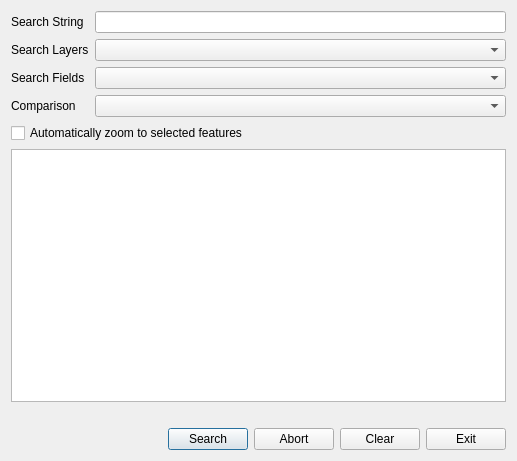
Qt form searchlayers.ui (NationalSecurityAgency/qgis-searchlayers-plugin) before a commit.
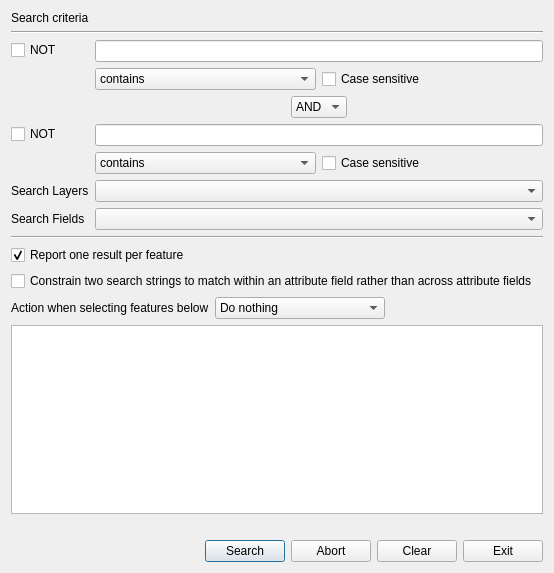
The same form after that commit.

What changed in the file:
```diff
--- a/searchlayers.ui
+++ b/searchlayers.ui
@@ -6,8 +6,8 @@
    <rect>
     <x>0</x>
     <y>0</y>
-    <width>517</width>
-    <height>461</height>
+    <width>554</width>
+    <height>573</height>
    </rect>
   </property>
   <property name="windowTitle">
@@ -15,70 +15,261 @@
   </property>
   <layout class="QVBoxLayout" name="verticalLayout">
    <item>
-    <layout class="QHBoxLayout" name="horizontalLayout">
-     <item>
-      <layout class="QVBoxLayout" name="verticalLayout_2">
+    <widget class="QLabel" name="label_7">
+     <property name="text">
+      <string>Search criteria</string>
+     </property>
+    </widget>
+   </item>
+   <item>
+    <widget class="Line" name="line">
+     <property name="orientation">
+      <enum>Qt::Horizontal</enum>
+     </property>
+    </widget>
+   </item>
+   <item>
+    <layout class="QFormLayout" name="formLayout_2">
+     <item row="0" column="0">
+      <widget class="QCheckBox" name="notCheckBox">
+       <property name="text">
+        <string>NOT</string>
+       </property>
+      </widget>
+     </item>
+     <item row="0" column="1">
+      <layout class="QVBoxLayout" name="verticalLayout_4">
        <item>
-        <layout class="QFormLayout" name="formLayout">
-         <property name="fieldGrowthPolicy">
-          <enum>QFormLayout::AllNonFixedFieldsGrow</enum>
-         </property>
-         <item row="0" column="0">
-          <widget class="QLabel" name="label">
-           <property name="text">
-            <string>Search String</string>
+        <widget class="QLineEdit" name="findStringEdit"/>
+       </item>
+       <item>
+        <layout class="QHBoxLayout" name="horizontalLayout_4">
+         <item>
+          <widget class="QComboBox" name="comparisonComboBox">
+           <property name="currentIndex">
+            <number>1</number>
            </property>
+           <item>
+            <property name="text">
+             <string>equals</string>
+            </property>
+           </item>
+           <item>
+            <property name="text">
+             <string>contains</string>
+            </property>
+           </item>
+           <item>
+            <property name="text">
+             <string>begins with</string>
+            </property>
+           </item>
+           <item>
+            <property name="text">
+             <string>ends with</string>
+            </property>
+           </item>
           </widget>
          </item>
-         <item row="0" column="1">
-          <widget class="QLineEdit" name="findStringEdit"/>
-         </item>
-         <item row="1" column="0">
-          <widget class="QLabel" name="label_2">
+         <item>
+          <widget class="QCheckBox" name="caseSensitiveCheckBox">
            <property name="text">
-            <string>Search Layers</string>
+            <string>Case sensitive</string>
            </property>
           </widget>
          </item>
-         <item row="1" column="1">
-          <widget class="QComboBox" name="layerListComboBox"/>
+        </layout>
+       </item>
+      </layout>
+     </item>
+     <item row="1" column="1">
+      <layout class="QHBoxLayout" name="horizontalLayout_3">
+       <item>
+        <spacer name="horizontalSpacer_3">
+         <property name="orientation">
+          <enum>Qt::Horizontal</enum>
+         </property>
+         <property name="sizeHint" stdset="0">
+          <size>
+           <width>40</width>
+           <height>20</height>
+          </size>
+         </property>
+        </spacer>
+       </item>
+       <item>
+        <widget class="QComboBox" name="andOrComboBox">
+         <item>
+          <property name="text">
+           <string>AND</string>
+          </property>
          </item>
-         <item row="2" column="0">
-          <widget class="QLabel" name="label_3">
-           <property name="text">
-            <string>Search Fields</string>
+         <item>
+          <property name="text">
+           <string>OR</string>
+          </property>
+         </item>
+        </widget>
+       </item>
+       <item>
+        <spacer name="horizontalSpacer_4">
+         <property name="orientation">
+          <enum>Qt::Horizontal</enum>
+         </property>
+         <property name="sizeHint" stdset="0">
+          <size>
+           <width>40</width>
+           <height>20</height>
+          </size>
+         </property>
+        </spacer>
+       </item>
+      </layout>
+     </item>
+     <item row="2" column="0">
+      <widget class="QCheckBox" name="not2CheckBox">
+       <property name="text">
+        <string>NOT</string>
+       </property>
+      </widget>
+     </item>
+     <item row="2" column="1">
+      <layout class="QVBoxLayout" name="verticalLayout_5">
+       <item>
+        <widget class="QLineEdit" name="findString2Edit"/>
+       </item>
+       <item>
+        <layout class="QHBoxLayout" name="horizontalLayout_13">
+         <item>
+          <widget class="QComboBox" name="comparison2ComboBox">
+           <property name="currentIndex">
+            <number>1</number>
            </property>
+           <item>
+            <property name="text">
+             <string>equals</string>
+            </property>
+           </item>
+           <item>
+            <property name="text">
+             <string>contains</string>
+            </property>
+           </item>
+           <item>
+            <property name="text">
+             <string>begins with</string>
+            </property>
+           </item>
+           <item>
+            <property name="text">
+             <string>ends with</string>
+            </property>
+           </item>
           </widget>
          </item>
-         <item row="2" column="1">
-          <widget class="QComboBox" name="searchFieldComboBox"/>
-         </item>
-         <item row="3" column="0">
-          <widget class="QLabel" name="label_5">
+         <item>
+          <widget class="QCheckBox" name="caseSensitive2CheckBox">
            <property name="text">
-            <string>Comparison</string>
+            <string>Case sensitive</string>
            </property>
           </widget>
          </item>
-         <item row="3" column="1">
-          <widget class="QComboBox" name="comparisonComboBox"/>
-         </item>
         </layout>
        </item>
       </layout>
      </item>
+     <item row="3" column="0">
+      <widget class="QLabel" name="label_2">
+       <property name="text">
+        <string>Search Layers</string>
+       </property>
+      </widget>
+     </item>
+     <item row="3" column="1">
+      <widget class="QComboBox" name="layerListComboBox"/>
+     </item>
+     <item row="4" column="0">
+      <widget class="QLabel" name="label_3">
+       <property name="text">
+        <string>Search Fields</string>
+       </property>
+      </widget>
+     </item>
+     <item row="4" column="1">
+      <widget class="QComboBox" name="searchFieldComboBox"/>
+     </item>
     </layout>
    </item>
    <item>
-    <widget class="QCheckBox" name="autoZoomCheckBox">
+    <widget class="Line" name="line_2">
+     <property name="orientation">
+      <enum>Qt::Horizontal</enum>
+     </property>
+    </widget>
+   </item>
+   <item>
+    <widget class="QCheckBox" name="firstMatchCheckBox">
      <property name="text">
-      <string>Automatically zoom to selected features</string>
+      <string>Report one result per feature</string>
+     </property>
+     <property name="checked">
+      <bool>true</bool>
+     </property>
+    </widget>
+   </item>
+   <item>
+    <widget class="QCheckBox" name="twoStringMatchCheckBox">
+     <property name="text">
+      <string>Constrain two search strings to match within an attribute field rather than across attribute fields</string>
      </property>
      <property name="checked">
       <bool>false</bool>
      </property>
     </widget>
    </item>
+   <item>
+    <layout class="QHBoxLayout" name="horizontalLayout">
+     <item>
+      <widget class="QLabel" name="label">
+       <property name="text">
+        <string>Action when selecting features below</string>
+       </property>
+      </widget>
+     </item>
+     <item>
+      <widget class="QComboBox" name="zoomPanComboBox">
+       <item>
+        <property name="text">
+         <string>Do nothing</string>
+        </property>
+       </item>
+       <item>
+        <property name="text">
+         <string>Zoom to selected features</string>
+        </property>
+       </item>
+       <item>
+        <property name="text">
+         <string>Pan to selected features</string>
+        </property>
+       </item>
+      </widget>
+     </item>
+     <item>
+      <spacer name="horizontalSpacer_2">
+       <property name="orientation">
+        <enum>Qt::Horizontal</enum>
+       </property>
+       <property name="sizeHint" stdset="0">
+        <size>
+         <width>40</width>
+         <height>20</height>
+        </size>
+       </property>
+      </spacer>
+     </item>
+    </layout>
+   </item>
    <item>
     <widget class="QTableWidget" name="resultsTable"/>
    </item>
```
